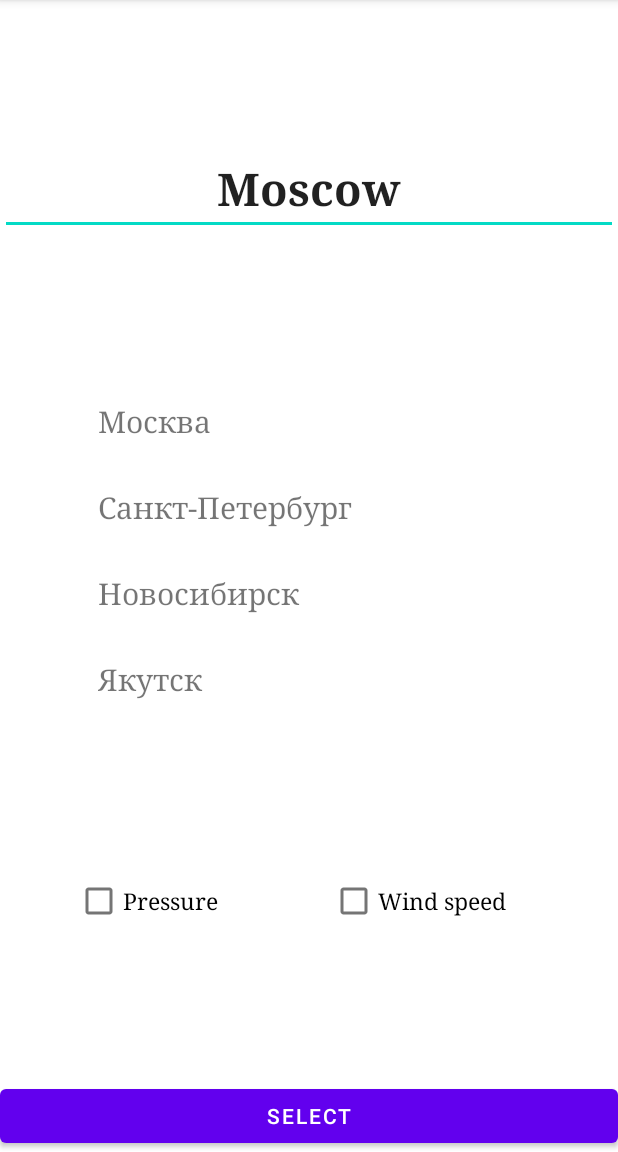
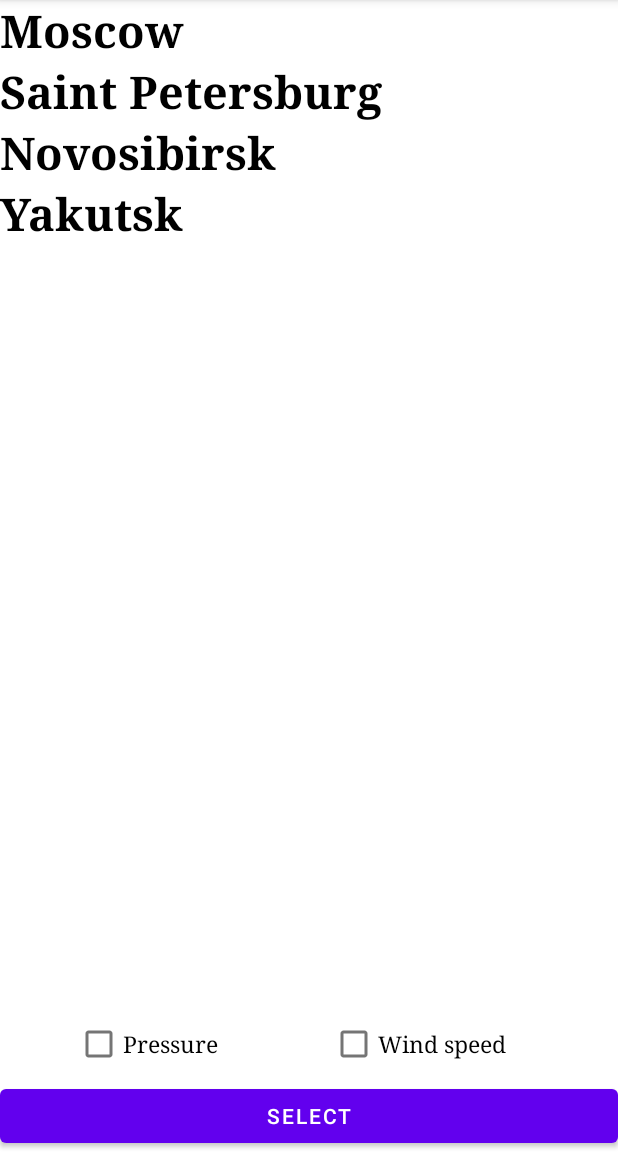
Before and after one commit to AnyaBananya/Androidik, an Android app: the screen it shows after launch (SelectCityActivity), after a tap on "SELECT ANOTHER CITY", on a phone screen of 412 x 824 dp, the part 84-1236 px from its top. Run offline under Robolectric (Android 15) with nearby library versions, the light colour scheme and no system bars.

Commit message:
Простой вариант

```diff
--- a/app/build.gradle
+++ b/app/build.gradle
@@ -33,6 +33,7 @@ dependencies {
     implementation 'androidx.appcompat:appcompat:1.2.0'
     implementation 'com.google.android.material:material:1.2.1'
     implementation 'androidx.constraintlayout:constraintlayout:2.0.2'
+    implementation 'androidx.legacy:legacy-support-v4:1.0.0'
     testImplementation 'junit:junit:4.+'
     androidTestImplementation 'androidx.test.ext:junit:1.1.2'
     androidTestImplementation 'androidx.test.espresso:espresso-core:3.3.0'
--- /dev/null
+++ b/app/src/main/java/ru/geekbrains/bananaforecast/CitiesFragment.java
@@ -0,0 +1,131 @@
+package ru.geekbrains.bananaforecast;
+
+import android.content.Context;
+import android.content.Intent;
+import android.graphics.Color;
+import android.os.Bundle;
+
+import androidx.annotation.NonNull;
+import androidx.annotation.Nullable;
+import androidx.fragment.app.Fragment;
+
+import android.util.Log;
+import android.view.LayoutInflater;
+import android.view.View;
+import android.view.ViewGroup;
+import android.widget.LinearLayout;
+import android.widget.TextView;
+
+/**
+ * A simple {@link Fragment} subclass.
+ * Use the {@link CitiesFragment#newInstance} factory method to
+ * create an instance of this fragment.
+ */
+public class CitiesFragment extends Fragment {
+    City currentCity;
+    private boolean isSelected;
+
+    // TODO: Rename parameter arguments, choose names that match
+    // the fragment initialization parameters, e.g. ARG_ITEM_NUMBER
+    private static final String ARG_PARAM1 = "param1";
+    private static final String ARG_PARAM2 = "param2";
+
+    // TODO: Rename and change types of parameters
+    private String mParam1;
+    private String mParam2;
+
+    public CitiesFragment() {
+        // Required empty public constructor
+    }
+
+    /**
+     * Use this factory method to create a new instance of
+     * this fragment using the provided parameters.
+     *
+     * @param param1 Parameter 1.
+     * @param param2 Parameter 2.
+     * @return A new instance of fragment CitiesFragment.
+     */
+    // TODO: Rename and change types and number of parameters
+    public static CitiesFragment newInstance(String param1, String param2) {
+        CitiesFragment fragment = new CitiesFragment();
+        Bundle args = new Bundle();
+        args.putString(ARG_PARAM1, param1);
+        args.putString(ARG_PARAM2, param2);
+        fragment.setArguments(args);
+        return fragment;
+    }
+
+    @Override
+    public void onCreate(Bundle savedInstanceState) {
+        super.onCreate(savedInstanceState);
+        if (getArguments() != null) {
+            mParam1 = getArguments().getString(ARG_PARAM1);
+            mParam2 = getArguments().getString(ARG_PARAM2);
+        }
+    }
+
+    @Override
+    public View onCreateView(LayoutInflater inflater, ViewGroup container,
+        Bundle savedInstanceState) {
+        // Inflate the layout for this fragment
+        return inflater.inflate(R.layout.fragment_cities, container, false);
+    }
+
+    @Override
+    public void onViewCreated(@NonNull View view, @Nullable Bundle savedInstanceState) {
+        super.onViewCreated(view, savedInstanceState);
+        initList(view);
+    }
+
+    @Override
+    public void onActivityCreated(@Nullable Bundle savedInstanceState) {
+        super.onActivityCreated(savedInstanceState);
+
+        if (savedInstanceState != null) {
+            currentCity = (City) savedInstanceState.getSerializable("CurrenctCity");
+        } else {
+
+            currentCity = new City(getResources().getStringArray(R.array.cities)[0], getResources().getStringArray(R.array.temperatures)[0]);
+        }
+        if (isSelected) {
+            Log.d(CitiesFragment.class.getSimpleName(), "Зашли в isSelected");
+            Intent intent = new Intent();
+            intent.setClass(getContext(), SelectCityActivity.class);
+            intent.putExtra(Constants.EXTRA_CITY, currentCity.getName());
+            Log.d(CitiesFragment.class.getSimpleName(), currentCity.getName());
+        }
+    }
+
+    @Override
+    public void onSaveInstanceState(@NonNull Bundle outState) {
+        outState.putSerializable("CurrentCity", currentCity);
+        super.onSaveInstanceState(outState);
+    }
+
+    private void initList(View view) {
+        isSelected = false;
+        LinearLayout linearLayout = (LinearLayout) view;
+        String[] cities = getResources().getStringArray(R.array.cities);
+
+        for (int i = 0; i < cities.length; i++) {
+            String city = cities[i];
+            TextView textView = new TextView(getContext(), null, 0, R.style.HeaderText);
+            textView.setText(city);
+            linearLayout.addView(textView);
+            int finalI = i;
+            textView.setOnClickListener(new View.OnClickListener() {
+                @Override
+                public void onClick(View view) {
+                    isSelected = true;
+                    textView.setBackgroundColor(Color.YELLOW);
+                    currentCity = new City(city, getResources().getStringArray(R.array.temperatures)[finalI]);
+                }
+            });
+        }
+    }
+
+    public City getSelectedCity() {
+        return currentCity;
+    }
+}
--- /dev/null
+++ b/app/src/main/java/ru/geekbrains/bananaforecast/CityInfoFragment.java
@@ -0,0 +1,64 @@
+package ru.geekbrains.bananaforecast;
+
+import android.os.Bundle;
+
+import androidx.fragment.app.Fragment;
+
+import android.view.LayoutInflater;
+import android.view.View;
+import android.view.ViewGroup;
+
+/**
+ * A simple {@link Fragment} subclass.
+ * Use the {@link CityInfoFragment#newInstance} factory method to
+ * create an instance of this fragment.
+ */
+public class CityInfoFragment extends Fragment {
+
+    // TODO: Rename parameter arguments, choose names that match
+    // the fragment initialization parameters, e.g. ARG_ITEM_NUMBER
+    private static final String ARG_PARAM1 = "param1";
+    private static final String ARG_PARAM2 = "param2";
+
+    // TODO: Rename and change types of parameters
+    private String mParam1;
+    private String mParam2;
+
+    public CityInfoFragment() {
+        // Required empty public constructor
+    }
+
+    /**
+     * Use this factory method to create a new instance of
+     * this fragment using the provided parameters.
+     *
+     * @param param1 Parameter 1.
+     * @param param2 Parameter 2.
+     * @return A new instance of fragment CityInfoFragment.
+     */
+    // TODO: Rename and change types and number of parameters
+    public static CityInfoFragment newInstance(String param1, String param2) {
+        CityInfoFragment fragment = new CityInfoFragment();
+        Bundle args = new Bundle();
+        args.putString(ARG_PARAM1, param1);
+        args.putString(ARG_PARAM2, param2);
+        fragment.setArguments(args);
+        return fragment;
+    }
+
+    @Override
+    public void onCreate(Bundle savedInstanceState) {
+        super.onCreate(savedInstanceState);
+        if (getArguments() != null) {
+            mParam1 = getArguments().getString(ARG_PARAM1);
+            mParam2 = getArguments().getString(ARG_PARAM2);
+        }
+    }
+
+    @Override
+    public View onCreateView(LayoutInflater inflater, ViewGroup container,
+        Bundle savedInstanceState) {
+        // Inflate the layout for this fragment
+        return inflater.inflate(R.layout.fragment_city_info, container, false);
+    }
+}
--- a/app/src/main/java/ru/geekbrains/bananaforecast/MainActivity.java
+++ b/app/src/main/java/ru/geekbrains/bananaforecast/MainActivity.java
@@ -13,7 +13,7 @@ import android.widget.Toast;
 
 public class MainActivity extends AppCompatActivity implements View.OnClickListener {
     private static final String TAG = "[" + MainActivity.class.getSimpleName() + "]";
-    private static final boolean DEBUG = false;
+    private static final boolean DEBUG = true;
     private Boolean isCheckPressure;
     private String city;
 
@@ -31,7 +31,8 @@ public class MainActivity extends AppCompatActivity implements View.OnClickListe
 
         Intent intent = getIntent();
 
-        city = intent.hasExtra(Constants.EXTRA_CITY) ? intent.getStringExtra(Constants.EXTRA_CITY) : getResources().getString(R.string.city);
+        city = intent.hasExtra(Constants.EXTRA_CITY) ? intent.getStringExtra(Constants.EXTRA_CITY) :
+            new City(getResources().getStringArray(R.array.cities)[0], getResources().getStringArray(R.array.temperatures)[0]).getName();
         isCheckPressure = intent.getBooleanExtra(Constants.EXTRA_PRESSURE, false);
 
         txtViewCity.setText(city);
@@ -78,7 +79,6 @@ public class MainActivity extends AppCompatActivity implements View.OnClickListe
             Log.d(TAG, "onResume()");
             Toast.makeText(getApplicationContext(), "onResume()", Toast.LENGTH_SHORT).show();
         }
-
     }
 
     @Override
--- a/app/src/main/java/ru/geekbrains/bananaforecast/SelectCityActivity.java
+++ b/app/src/main/java/ru/geekbrains/bananaforecast/SelectCityActivity.java
@@ -12,10 +12,12 @@ import android.widget.CompoundButton;
 import android.widget.Toast;
 
 import androidx.annotation.NonNull;
+import androidx.annotation.Nullable;
 import androidx.appcompat.app.AppCompatActivity;
+import androidx.fragment.app.Fragment;
 
 public class SelectCityActivity extends AppCompatActivity implements View.OnClickListener {
-    private static final boolean DEBUG = false;
+    private static final boolean DEBUG = true;
     private static final String TAG = "[" + SelectCityActivity.class.getSimpleName()+ "]";
 
     private String selectedCity;
@@ -30,24 +32,17 @@ public class SelectCityActivity extends AppCompatActivity implements View.OnClic
             Toast.makeText(getApplicationContext(), "onCreate()", Toast.LENGTH_SHORT).show();
         }
 
+        Intent intent = getIntent();
+
+
         setContentView(R.layout.activity_select_city);
-        AutoCompleteTextView autoCompleteCities = findViewById(R.id.editTextCity);
 
-        Intent intent = getIntent();
-        selectedCity = intent.getStringExtra(Constants.EXTRA_CITY);
-        autoCompleteCities.setText(selectedCity);
-
-        autoCompleteCities.setAdapter(new ArrayAdapter<>(getApplicationContext(),
-                android.R.layout.simple_dropdown_item_1line, getResources().getStringArray(R.array.cities)));
-        autoCompleteCities.setOnItemClickListener((parent, view, position, rowId) -> selectedCity = (String) parent.getItemAtPosition(position));
-
-        CheckBox checkBxPressure = findViewById(R.id.checkBoxPressure);
-        isCheckPressure = intent.getBooleanExtra(Constants.EXTRA_PRESSURE, false);
-        checkBxPressure.setChecked(isCheckPressure);
-        checkBxPressure.setOnCheckedChangeListener((buttonView, isChecked) -> isCheckPressure = checkBxPressure.isChecked());
+        //city = intent.hasExtra(Constants.EXTRA_CITY) ? intent.getStringExtra(Constants.EXTRA_CITY) :
+         //   new City(getResources().getStringArray(R.array.cities)[0], getResources().getStringArray(R.array.temperatures)[0]).getName();
 
         Button selectCity = (Button) findViewById(R.id.buttonSelectCity);
         selectCity.setOnClickListener(this);
+
     }
 
     @Override
@@ -136,5 +131,5 @@ public class SelectCityActivity extends AppCompatActivity implements View.OnClic
             Log.d(TAG, "onSaveInsSt()");
             Toast.makeText(getApplicationContext(), "onSaveInsSt()", Toast.LENGTH_SHORT).show();
         }
-    }
+   }
 }
--- a/app/src/main/res/layout/activity_select_city.xml
+++ b/app/src/main/res/layout/activity_select_city.xml
@@ -6,6 +6,17 @@
     android:layout_height="match_parent"
     tools:context=".SelectCityActivity">
 
+    <FrameLayout
+            android:layout_width="match_parent"
+            android:layout_height="match_parent">
+
+        <fragment
+                android:name="ru.geekbrains.bananaforecast.CitiesFragment"
+                android:layout_width="match_parent"
+                android:layout_height="match_parent"
+                android:id="@+id/cities" />
+    </FrameLayout>
+<!--
     <AutoCompleteTextView
         android:id="@+id/editTextCity"
         android:layout_width="match_parent"
@@ -65,13 +76,14 @@
         </TableRow>
 
     </TableLayout>
-
+-->
     <LinearLayout
         android:id="@+id/linear"
         android:layout_width="match_parent"
         android:layout_height="wrap_content"
-        app:layout_constraintBottom_toTopOf="@id/buttonSelectCity"
-        app:layout_constraintTop_toBottomOf="@id/TableLayout">
+        app:layout_constraintBottom_toTopOf="@id/buttonSelectCity">
+       <!-- app:layout_constraintTop_toBottomOf="@id/TableLayout"-->
+
 
         <CheckBox
             android:id="@+id/checkBoxPressure"
--- /dev/null
+++ b/app/src/main/res/layout/fragment_cities.xml
@@ -0,0 +1,9 @@
+<?xml version="1.0" encoding="utf-8"?>
+<LinearLayout xmlns:android="http://schemas.android.com/apk/res/android"
+        xmlns:tools="http://schemas.android.com/tools"
+        android:layout_width="match_parent"
+        android:layout_height="match_parent"
+        android:orientation="vertical"
+        tools:context=".CitiesFragment">
+
+</LinearLayout>
--- a/app/src/main/res/values/strings.xml
+++ b/app/src/main/res/values/strings.xml
@@ -16,4 +16,11 @@
         <item>Novosibirsk</item>
         <item>Yakutsk</item>
     </string-array>
+    <string-array name="temperatures">
+        <item>+15</item>
+        <item>+10</item>
+        <item>+5</item>
+        <item>-5</item>
+    </string-array>
+
 </resources>
```
Also changed, not shown: app/src/main/java/ru/geekbrains/bananaforecast/City.java (added, +54 -0 lines), app/src/main/res/layout/activity_main.xml (+12 -71 lines), app/src/main/res/layout/fragment_city_info.xml (added, +93 -0 lines).
